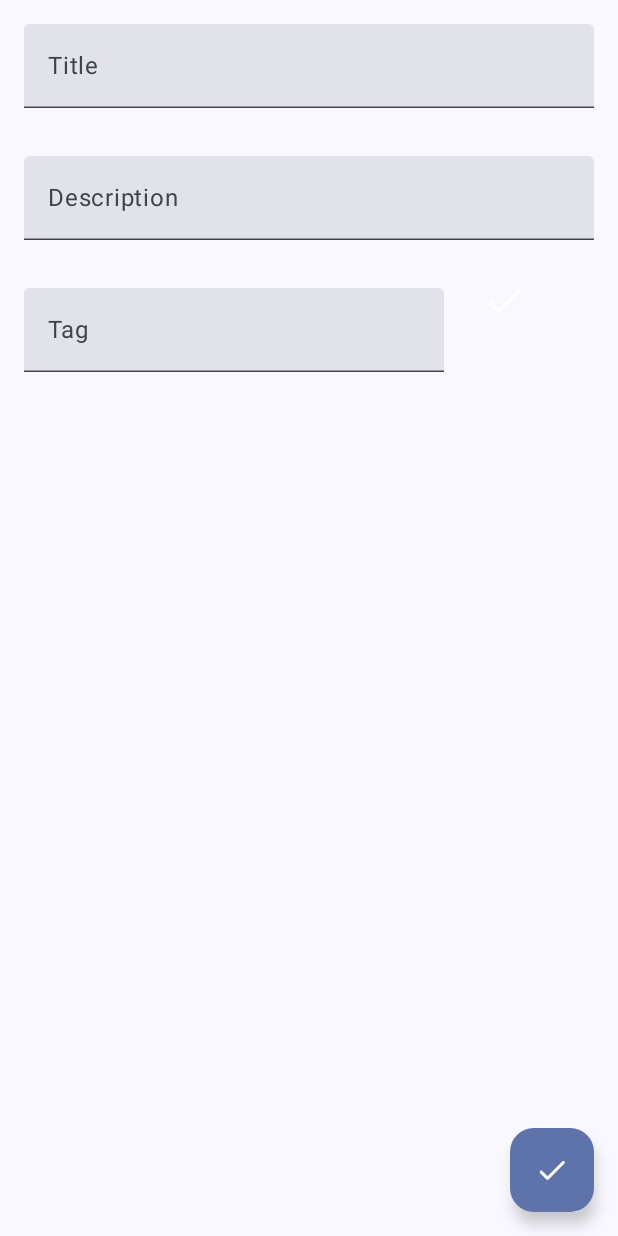
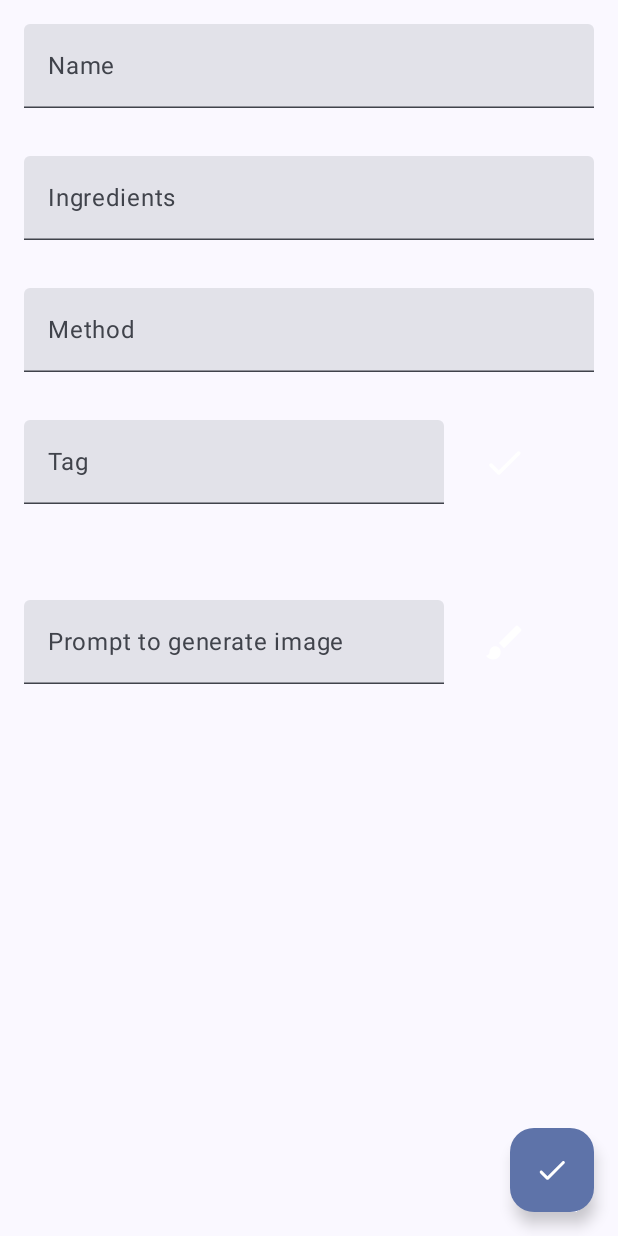
Before and after one commit to ThuHaNgo11/NoteApp, an Android app built with Jetpack Compose: the screen it shows after launch (MainActivity), after a tap on "Add new note", on a phone screen of 412 x 824 dp. Run offline under Robolectric (Android 15) with nearby library versions, the phone set to English and light mode, and no system bars; our stand-ins replace Room's generated code; libraries missing offline, so code that uses them is left out: com.aallam.openai.

Commit message:
image generation, more field in add note

```diff
--- a/app/src/main/AndroidManifest.xml
+++ b/app/src/main/AndroidManifest.xml
@@ -25,5 +25,7 @@
             </intent-filter>
         </activity>
     </application>
+    <!--permissions for INTERNET-->
+    <uses-permission android:name="android.permission.INTERNET"/>
 
 </manifest>
--- a/app/src/main/java/app/example/noteapp/MainActivity.kt
+++ b/app/src/main/java/app/example/noteapp/MainActivity.kt
@@ -24,6 +24,7 @@ import app.example.noteapp.presentation.AddNoteScreen
 import app.example.noteapp.presentation.EditNoteScreen
 import app.example.noteapp.presentation.NotesScreen
 import app.example.noteapp.presentation.NotesViewModel
+import app.example.noteapp.repository.ImageRepository
 import app.example.noteapp.ui.theme.NoteAppTheme
 
 class MainActivity : ComponentActivity() {
@@ -59,6 +60,7 @@ class MainActivity : ComponentActivity() {
                 ) {
                     val state by viewModel.state.collectAsState()
                     val navController = rememberNavController()
+                    val imageRepository = ImageRepository()
 
                     NavHost(navController = navController, startDestination = "NotesScreen") {
                         composable("NotesScreen"){
@@ -73,6 +75,7 @@ class MainActivity : ComponentActivity() {
                             AddNoteScreen(
                                 state = state,
                                 navController = navController,
+                                imageRepository = imageRepository,
                                 onEvent = viewModel::onEvent
                             )
                         }
--- a/app/src/main/java/app/example/noteapp/presentation/AddNoteScreen.kt
+++ b/app/src/main/java/app/example/noteapp/presentation/AddNoteScreen.kt
@@ -1,5 +1,4 @@
 package app.example.noteapp.presentation
-
 import androidx.compose.foundation.border
 import androidx.compose.foundation.layout.Arrangement
 import androidx.compose.foundation.layout.Box
@@ -7,45 +6,46 @@ import androidx.compose.foundation.layout.Column
 import androidx.compose.foundation.layout.ExperimentalLayoutApi
 import androidx.compose.foundation.layout.FlowRow
 import androidx.compose.foundation.layout.Row
-import androidx.compose.foundation.layout.Spacer
 import androidx.compose.foundation.layout.fillMaxSize
 import androidx.compose.foundation.layout.fillMaxWidth
-import androidx.compose.foundation.layout.height
 import androidx.compose.foundation.layout.padding
 import androidx.compose.foundation.layout.size
-import androidx.compose.foundation.layout.width
+import androidx.compose.foundation.rememberScrollState
 import androidx.compose.foundation.shape.RoundedCornerShape
+import androidx.compose.foundation.verticalScroll
 import androidx.compose.material.icons.Icons
-import androidx.compose.material.icons.filled.Check
+import androidx.compose.material.icons.rounded.Brush
 import androidx.compose.material.icons.rounded.Cancel
 import androidx.compose.material.icons.rounded.Check
-import androidx.compose.material.icons.rounded.CheckBox
-import androidx.compose.material.icons.rounded.Edit
-import androidx.compose.material3.Button
 import androidx.compose.material3.ExperimentalMaterial3Api
 import androidx.compose.material3.FloatingActionButton
 import androidx.compose.material3.Icon
 import androidx.compose.material3.IconButton
-import androidx.compose.material3.MaterialTheme
-import androidx.compose.material3.OutlinedButton
-import androidx.compose.material3.Scaffold
+import androidx.compose.material3.MaterialTheme import androidx.compose.material3.Scaffold
 import androidx.compose.material3.Text
 import androidx.compose.material3.TextField
 import androidx.compose.runtime.Composable
 import androidx.compose.ui.Alignment
 import androidx.compose.ui.Modifier
+import androidx.compose.ui.draw.clip
 import androidx.compose.ui.graphics.Color
+import androidx.compose.ui.layout.ContentScale
 import androidx.compose.ui.text.TextStyle
 import androidx.compose.ui.text.font.FontWeight
 import androidx.compose.ui.unit.dp
 import androidx.compose.ui.unit.sp
 import androidx.navigation.NavController
+import app.example.noteapp.repository.ImageRepository
+import coil.compose.AsyncImage
+import kotlinx.coroutines.async
+import kotlinx.coroutines.runBlocking
 
 @OptIn(ExperimentalMaterial3Api::class, ExperimentalLayoutApi::class)
 @Composable
 fun AddNoteScreen(
     state: NoteState,
     navController: NavController,
+    imageRepository: ImageRepository,
     onEvent: (NotesEvent) -> Unit
 ) {
     Scaffold(
@@ -53,8 +53,8 @@ fun AddNoteScreen(
             FloatingActionButton(onClick = {
                 onEvent(
                     NotesEvent.SaveNewNote(
-                        title = state.title.value,
-                        description = state.title.value
+                        title = state.name.value,
+                        description = state.name.value
                     )
                 )
                 // go back to notes screen
@@ -70,41 +70,57 @@ fun AddNoteScreen(
             modifier = Modifier
                 .padding(paddingValues)
                 .fillMaxSize()
+                .verticalScroll(rememberScrollState())
         ) {
-            // title
+            // recipe name
             TextField(
                 modifier = Modifier
                     .fillMaxWidth()
                     .padding(16.dp),
-                value = state.title.value,
+                value = state.name.value,
                 onValueChange = {
-                    state.title.value = it // when changes are made, it is assigned here
+                    state.name.value = it // when changes are made, it is assigned here
                 },
                 textStyle = TextStyle(
                     fontWeight = FontWeight.SemiBold,
                     fontSize = 17.sp
                 ),
                 placeholder = {
-                    Text(text = "Title")
+                    Text(text = "Name")
                 }
             )
 
-            // description
+            // ingredients
             TextField(
                 modifier = Modifier
                     .fillMaxWidth()
                     .padding(16.dp),
-                value = state.description.value,
+                value = state.ingredients.value,
                 onValueChange = {
-                    state.description.value = it // when changes are made, it is assigned here
+                    state.ingredients.value = it // when changes are made, it is assigned here
                 },
                 placeholder = {
-                    Text(text = "Description ")
+                    Text(text = "Ingredients")
                 }
             )
 
+            // method
+            TextField(
+                modifier = Modifier
+                    .fillMaxWidth()
+                    .padding(16.dp),
+                value = state.method.value,
+                onValueChange = {
+                    state.method.value = it // when changes are made, it is assigned here
+                },
+                placeholder = {
+                    Text(text = "Method")
+                }
+            )
 
-            Row {
+            Row (
+                verticalAlignment = Alignment.CenterVertically
+            ) {
                 // Add tag
                 TextField(
                     modifier = Modifier
@@ -150,7 +166,7 @@ fun AddNoteScreen(
                     Box(
                         Modifier
                             .border(1.dp, Color.DarkGray, RoundedCornerShape(10.dp))
-                            .padding(start=8.dp)
+                            .padding(start = 8.dp)
                     ) {
 
                         Row(
@@ -174,16 +190,59 @@ fun AddNoteScreen(
                 }
             }
 
+            // openai image generation
+            Row(
+                verticalAlignment = Alignment.CenterVertically
+            ) {
+                // Prompt to generate image
+                TextField(
+                    modifier = Modifier
+                        .padding(16.dp),
+                    value = state.imagePrompt.value,
+                    onValueChange = {
+                        state.imagePrompt.value = it
+                    },
+                    placeholder = {
+                        Text(text = "Prompt to generate image")
+                    }
+                )
+
+                // Generate image button
+                IconButton(
+                    onClick = {
+                        if (state.imagePrompt.value !== "") {
+                            // call Dalle2 api
+                            runBlocking {
+                                val job = async { imageRepository.makeImageGenerationRequest(state.imagePrompt.value) }
+                                val result = job.await()
+                                state.imageUrl.value = result
+                            }
+                        }
+                    },
+                ) {
+                    Icon(
+                        imageVector = Icons.Rounded.Brush,
+                        contentDescription = "Generate image",
+                        modifier = Modifier
+                            .size(30.dp),
+                        tint = MaterialTheme.colorScheme.onPrimaryContainer
+                    )
+                }
+            }
+
+            Box(modifier = Modifier.fillMaxSize()){
+                if(state.imageUrl.value !== ""){
+                    AsyncImage(
+                        model = state.imageUrl.value,
+                        contentDescription = "Ai generated image",
+                        modifier = Modifier
+                            .size(380.dp)
+                            .clip(RoundedCornerShape(8.dp))
+                            .align(Alignment.Center),
+                        contentScale = ContentScale.Crop,
+                    )
+                }
+            }
         }
     }
 }
-
-@Composable
-fun TagButton(
-    name: String
-) {
-    Row {
-        Text(text = name)
-
-    }
-}
--- a/app/src/main/java/app/example/noteapp/presentation/NoteState.kt
+++ b/app/src/main/java/app/example/noteapp/presentation/NoteState.kt
@@ -4,13 +4,15 @@ import androidx.compose.runtime.MutableState
 import androidx.compose.runtime.mutableIntStateOf
 import androidx.compose.runtime.mutableStateOf
 import app.example.noteapp.data.Note
-import app.example.noteapp.data.Tag
 
 data class NoteState(
     val notes: List<Note> = emptyList(),
-    val title: MutableState<String> = mutableStateOf(""),
-    val description: MutableState<String> = mutableStateOf(""),
+    val name: MutableState<String> = mutableStateOf(""),
+    val ingredients: MutableState<String> = mutableStateOf(""),
+    val method: MutableState<String> = mutableStateOf(""),
     val noteId: MutableState<Int> = mutableIntStateOf(0),
     val tagField: MutableState<String> = mutableStateOf(""),
     val tags: MutableList<String> = mutableListOf(),
+    val imageUrl: MutableState<String> = mutableStateOf(""),
+    val imagePrompt: MutableState<String> = mutableStateOf(""),
     )
--- a/app/src/main/java/app/example/noteapp/presentation/NotesScreen.kt
+++ b/app/src/main/java/app/example/noteapp/presentation/NotesScreen.kt
@@ -64,8 +64,8 @@ fun NotesScreen(
         floatingActionButton = {
             FloatingActionButton(onClick = {
                 // set the title and description to empty string before navigate to add new note screen
-                state.title.value = ""
-                state.description.value = ""
+                state.name.value = ""
+                state.ingredients.value = ""
                 navController.navigate("AddNoteScreen")
             }) {
                 Icon(imageVector = Icons.Rounded.Add, contentDescription = "Add new note")
@@ -125,8 +125,8 @@ fun NoteItem(
         // edit note
         IconButton(
             onClick = {
-                state.title.value = state.notes[index].title
-                state.description.value = state.notes[index].description
+                state.name.value = state.notes[index].title
+                state.ingredients.value = state.notes[index].description
                 state.noteId.value = state.notes[index].noteId
                 navController.navigate("EditNoteScreen")
             }
```
Also changed, not shown: app/build.gradle.kts (+11 -0 lines), app/src/main/java/app/example/noteapp/presentation/EditNoteScreen.kt (+6 -6 lines), app/src/main/java/app/example/noteapp/presentation/NotesViewModel.kt (+8 -8 lines), app/src/main/java/app/example/noteapp/repository/ImageRepository.kt (added, +27 -0 lines).
